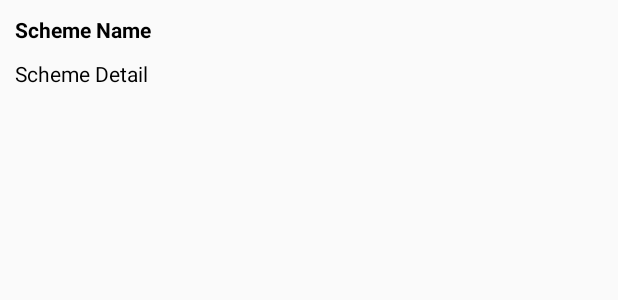
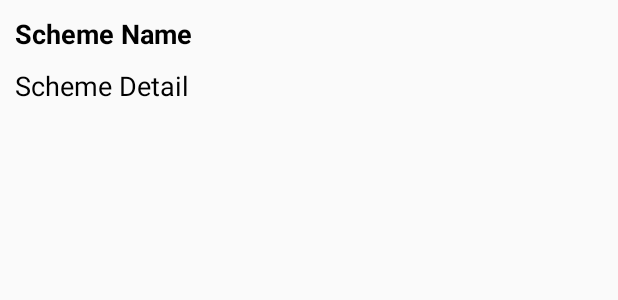
Before and after one commit to anu0012/OGD-Hackathon-Delhi-2017, an Android app: the layout govt_init_list_item.xml on its own in the app's theme, with its tools: preview values and no code run, on a phone screen of 412 x 824 dp. Shown: the top 300 px of the screen. Run offline under Robolectric (Android 15) with nearby library versions, the phone set to English and light mode, and no system bars.

Commit message:
last commit

```diff
--- a/app/src/main/java/bumblebee/ogdhealthdirectory/Complaint.java
+++ b/app/src/main/java/bumblebee/ogdhealthdirectory/Complaint.java
@@ -87,7 +87,7 @@ public class Complaint extends AppCompatActivity {
 
             try {
 
-                URL url = new URL("https://8ce2d83b.ngrok.io/complaints"); // here is your URL path
+                URL url = new URL("https://b5952f18.ngrok.io/complaints"); // here is your URL path
 
                 JSONObject postDataParams = new JSONObject();
                 postDataParams.put("name", "abc");
@@ -145,7 +145,7 @@ public class Complaint extends AppCompatActivity {
         @Override
         protected void onPostExecute(String r) {
             pDialog.dismiss();
-            Toast.makeText(Complaint.this, r, Toast.LENGTH_SHORT).show();
+            //Toast.makeText(Complaint.this, "Details Submitted", Toast.LENGTH_SHORT).show();
 
 
         }
--- a/app/src/main/java/bumblebee/ogdhealthdirectory/GovtInitiatives.java
+++ b/app/src/main/java/bumblebee/ogdhealthdirectory/GovtInitiatives.java
@@ -85,7 +85,7 @@ public class GovtInitiatives extends AppCompatActivity {
             ArrayList<GovtSchemeObjectClass> list = new ArrayList<>();
 
             // Create URL object
-            URL url = createUrl("https://0de21e97.ngrok.io/services");
+            URL url = createUrl("https://b5952f18.ngrok.io/services");
             // Perform HTTP request to the URL and receive a JSON response back
             String jsonResponse = "";
             try {
--- a/app/src/main/java/bumblebee/ogdhealthdirectory/MedicineInfo.java
+++ b/app/src/main/java/bumblebee/ogdhealthdirectory/MedicineInfo.java
@@ -31,7 +31,7 @@ public class MedicineInfo extends AppCompatActivity {
             while ((nextLine = reader.readNext()) != null && count <= 31) {
                 if (count == 1)
                 {
-                    Toast.makeText(this, "Hello world!!!", Toast.LENGTH_SHORT).show();
+                    //Toast.makeText(this, "Hello world!!!", Toast.LENGTH_SHORT).show();
                 }
                 else{
                     Medicine medicine = new Medicine(nextLine);
--- a/app/src/main/java/bumblebee/ogdhealthdirectory/Ranking.java
+++ b/app/src/main/java/bumblebee/ogdhealthdirectory/Ranking.java
@@ -85,7 +85,7 @@ public class Ranking extends AppCompatActivity {
             ArrayList<RankObj> list = new ArrayList<>();
 
             // Create URL object
-            URL url = createUrl("https://0de21e97.ngrok.io/hospital");
+            URL url = createUrl("https://b5952f18.ngrok.io/hospital");
             // Perform HTTP request to the URL and receive a JSON response back
             String jsonResponse = "";
             try {
--- a/app/src/main/res/layout/govt_init_list_item.xml
+++ b/app/src/main/res/layout/govt_init_list_item.xml
@@ -12,6 +12,7 @@
         android:textStyle="bold"
         android:id="@+id/govt_scheme_name_textview"
         android:textColor="#000"
+        android:textSize="18sp"
         android:layout_marginBottom="10dp"
         />
 
@@ -21,6 +22,7 @@
         android:text="Scheme Detail"
         android:maxLines="1"
         android:textColor="#000"
+        android:textSize="18sp"
         android:id="@+id/govt_scheme_detail_textview"
         android:ellipsize="end"
         />
--- a/app/src/main/res/layout/rank_list_item.xml
+++ b/app/src/main/res/layout/rank_list_item.xml
@@ -12,6 +12,7 @@
         android:textStyle="bold"
         android:id="@+id/hospi_name_rank_textview"
         android:textColor="#000"
+        android:textSize="18sp"
         android:layout_marginBottom="10dp"
         />
 
@@ -21,6 +22,7 @@
         android:text="Stars"
         android:maxLines="1"
         android:textColor="#000"
+        android:textSize="18sp"
         android:id="@+id/rank_textview"
         android:ellipsize="end"
         />
```
